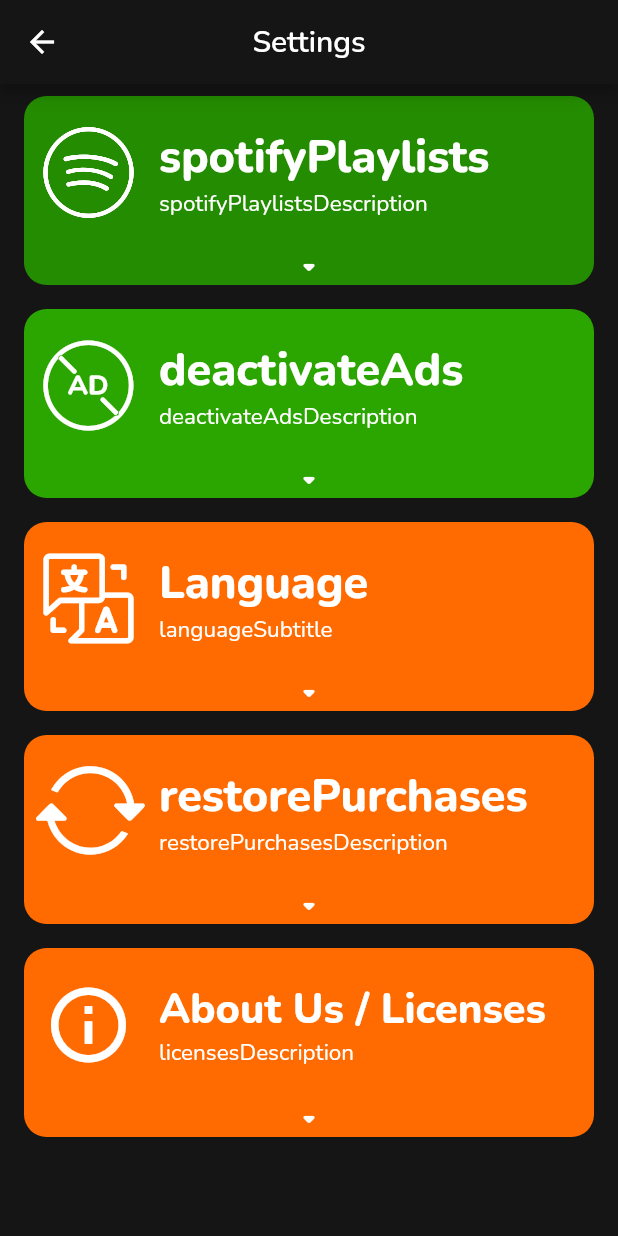
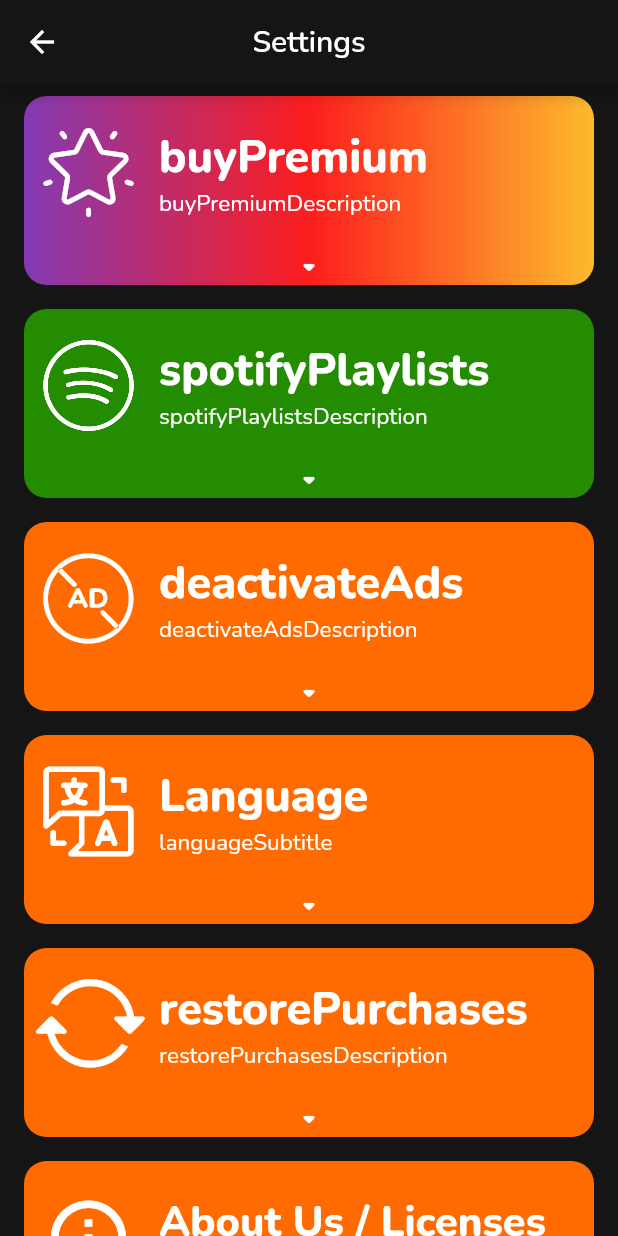
Before and after one commit to tooxo/Drinkr, a Flutter app: the Settings screen opened directly, on a phone screen of 412 x 824 dp. Run offline on Flutter 3.47's test engine with Material 2 defaults, Android fonts, the phone set to English and light mode, and no system bars; drawn by our look-alikes of expandable; our stand-ins replace audioplayers, auto_size_text, cached_network_image, connectivity, easy_localization, flutter_localized_locales and 10 more; missing offline and left inert: assorted_layout_widgets, audiowaveformFlutter, circular_reveal_animation, in_app_purchase_android, overlay_dialog, pedantic; accounts and stored records are empty; project files that could hold a hidden picture were left out.

Commit message:
added premium design

```diff
--- a/assets/i18n/de.json
+++ b/assets/i18n/de.json
@@ -110,10 +110,17 @@
   "deactivateAds": "Werbung deaktivieren",
   "deactivateAdsDescription": "schaue ein kurzes Video und deaktiviere die Werbung für eine Stunde",
   "deactivateAdsText": "30-sekündiges Video schauen,\num Werbung für 1h zu deaktivieren",
+  "adsAlreadyDisabled": "Werbung wurde bereits deaktiviert!\nDu kannst aber trotzdem noch ein Video schauen.",
   "languageSubtitle": "wähle deine bevorzugte Sprache aus!",
   "restorePurchases": "Käufe wiederherstellen",
   "restorePurchasesDescription": "stelle deine Käufe wieder her!",
   "restore": "Wiederherstellen",
   "licenses": "Lizenzen",
-  "licensesDescription": "Infos über uns und über die Software, die wir benutzt haben!"
+  "licensesDescription": "Infos über uns und über die Software, die wir benutzt haben!",
+  "buyPremium": "Premium kaufen",
+  "buyPremiumDescription": "erhalte exklusive Vorteile",
+  "premiumDisableAds": "keine Werbung!",
+  "premiumAddPlaylists": "füge eigene Playlists hinzu!",
+  "premiumCustom": "schalte den “Custom” Mode frei",
+  "buy": "Kaufen"
 }
--- a/lib/main.dart
+++ b/lib/main.dart
@@ -45,7 +45,7 @@ void main() async {
     supportedLocales: [
       Locale('en', 'US'),
       Locale('de', 'DE'),
-      Locale('es', 'ES'),
+      // Locale('es', 'ES'),
     ],
     path: 'assets/i18n',
     fallbackLocale: Locale('en', 'US'),
--- a/lib/menus/setting.dart
+++ b/lib/menus/setting.dart
@@ -7,6 +7,7 @@ import 'package:drinkr/utils/custom_icons.dart';
 import 'package:drinkr/utils/purchases.dart';
 import 'package:drinkr/utils/spotify_api.dart';
 import 'package:drinkr/utils/spotify_storage.dart';
+import 'package:drinkr/widgets/buy_premium.dart';
 import 'package:drinkr/widgets/custom_radio.dart';
 import 'package:drinkr/widgets/extending_textfield_button.dart';
 import 'package:drinkr/widgets/gradient.dart';
@@ -149,6 +150,11 @@ class SettingsState extends State<Settings> {
               Padding(
                 padding:
                     const EdgeInsets.symmetric(horizontal: 16.0, vertical: 8.0),
+                child: BuyPremium(),
+              ),
+              Padding(
+                padding:
+                    const EdgeInsets.symmetric(horizontal: 16.0, vertical: 8.0),
                 child: ColorGradient(
                   colors: [
                     Color.fromRGBO(36, 140, 0, 1),
@@ -277,8 +283,8 @@ class SettingsState extends State<Settings> {
                 child: ColorGradient(
                   roundness: 15,
                   colors: [
-                    Color.fromRGBO(0x2B, 0xA5, 0x00, 1),
-                    Color.fromRGBO(0x2B, 0xA5, 0x00, 1),
+                    Color.fromRGBO(0xFF, 0x6B, 0x00, 1),
+                    Color.fromRGBO(0xFF, 0x6B, 0x00, 1),
                   ],
                   child: ExpandablePanel(
                     theme: ExpandableThemeData(
@@ -291,8 +297,7 @@ class SettingsState extends State<Settings> {
                       ),
                       child: IconListTile(
                         title: "deactivateAds".tr(),
-                        subtitle:
-                            "deactivateAdsDescription".tr(),
+                        subtitle: "deactivateAdsDescription".tr(),
                         iconData: CustomIcons.no_ad,
                         // iconSize: 55,
                         onTap: () {},
@@ -318,10 +323,8 @@ class SettingsState extends State<Settings> {
                             vertical: 8.0,
                           ),
                           child: ProgressButton.icon(
-                            onPressed: () {
-                              showInterstitialAd(
-                                  context, onAdButtonStateChange);
-                            },
+                            onPressed: () => showInterstitialAd(
+                                context, onAdButtonStateChange),
                             state: adButtonState,
                             textStyle: GoogleFonts.nunito(
                               color: Colors.white,
@@ -331,9 +334,10 @@ class SettingsState extends State<Settings> {
                             iconedButtons: {
                               ButtonState.idle: IconedButton(
                                 color: Colors.black.withOpacity(.4),
+                                disabledColor: Colors.black.withOpacity(.2),
                                 text: "startGame".tr(),
                                 icon: Icon(
-                                  Icons.send,
+                                  Icons.ondemand_video_outlined,
                                   color: Colors.white,
                                 ),
                               ),
@@ -349,8 +353,12 @@ class SettingsState extends State<Settings> {
                             },
                           ),
                         ),
-                        Center(
-                          child: Text(
+                        FutureBuilder<bool>(
+                            future: shouldShowAds(),
+                            builder:
+                                (BuildContext context, AsyncSnapshot snapshot) {
+                              if (!snapshot.hasData || snapshot.data) {
+                                return Text(
                                   "deactivateAdsText".tr(),
                                   style: GoogleFonts.nunito(
                                     color: Colors.white,
@@ -358,8 +366,20 @@ class SettingsState extends State<Settings> {
                                     fontWeight: FontWeight.bold,
                                   ),
                                   textAlign: TextAlign.center,
+                                );
+                              }
+                              return Center(
+                                child: Text(
+                                  "adsAlreadyDisabled".tr(),
+                                  style: GoogleFonts.nunito(
+                                    color: Colors.white,
+                                    fontSize: 10,
+                                    fontWeight: FontWeight.bold,
                                   ),
+                                  textAlign: TextAlign.center,
                                 ),
+                              );
+                            }),
                         Icon(
                           Icons.arrow_drop_up_rounded,
                           color: Colors.white,
--- a/lib/utils/purchases.dart
+++ b/lib/utils/purchases.dart
@@ -4,6 +4,11 @@ const String IS_PURCHASED_KEY = "PREMIUM_IS_PURCHASED_KEY";
 
 class Purchases {
   static Future<bool> isPremiumPurchased() async {
+    const bool premium_override = bool.fromEnvironment("OVERRIDE_PREMIUM") ;
+    if (premium_override) {
+      return true;
+    }
+
     SharedPreferences sharedPreferences = await SharedPreferences.getInstance();
     return sharedPreferences.getBool(IS_PURCHASED_KEY) ?? false;
   }
--- /dev/null
+++ b/lib/widgets/buy_premium.dart
@@ -0,0 +1,128 @@
+import 'dart:ui';
+
+import 'package:drinkr/utils/custom_icons.dart';
+import 'package:easy_localization/src/public_ext.dart';
+import 'package:expandable/expandable.dart';
+import 'package:flutter/material.dart';
+import 'package:google_fonts/google_fonts.dart';
+import 'package:progress_state_button/iconed_button.dart';
+import 'package:progress_state_button/progress_button.dart';
+
+import 'gradient.dart';
+import 'icon_list_tile.dart';
+
+class BuyPremium extends StatelessWidget {
+  Widget buildListTile(IconData icon, String text) {
+    return Padding(
+      padding: const EdgeInsets.symmetric(horizontal: 8.0, vertical: 4),
+      child: ListTile(
+        dense: true,
+        leading: Icon(
+          icon,
+          color: Colors.white,
+          size: 40,
+        ),
+        title: Text(
+          text,
+          style: GoogleFonts.nunito(
+              color: Colors.white, fontSize: 18, fontWeight: FontWeight.bold),
+        ).tr(),
+      ),
+    );
+  }
+
+  @override
+  Widget build(BuildContext context) {
+    return ColorGradient(
+      roundness: 15,
+      colors: [
+        Color.fromRGBO(131, 58, 180, 1),
+        Color.fromRGBO(253, 29, 29, 1),
+        Color.fromRGBO(253, 187, 45, 1),
+      ],
+      child: ExpandablePanel(
+        theme: ExpandableThemeData(
+          hasIcon: false,
+        ),
+        header: Padding(
+          padding: const EdgeInsets.symmetric(
+            horizontal: 8.0,
+            vertical: 16,
+          ),
+          child: IconListTile(
+            title: "buyPremium".tr(),
+            subtitle: "buyPremiumDescription".tr(),
+            iconData: CustomIcons.game_mode_custom,
+            // iconSize: 55,
+            onTap: () {},
+          ),
+        ),
+        collapsed: Center(
+          child: Icon(
+            Icons.arrow_drop_down_rounded,
+            color: Colors.white,
+          ),
+        ),
+        expanded: Column(
+          children: [
+            Padding(
+              padding: const EdgeInsets.symmetric(horizontal: 32.0),
+              child: Divider(
+                color: Colors.white,
+                thickness: 1,
+              ),
+            ),
+            buildListTile(CustomIcons.no_ad, "premiumDisableAds"),
+            buildListTile(CustomIcons.game_mode_song, "premiumAddPlaylists"),
+            buildListTile(CustomIcons.game_mode_custom, "premiumCustom"),
+            Padding(
+              padding: const EdgeInsets.symmetric(horizontal: 32.0),
+              child: Divider(
+                color: Colors.white,
+                thickness: 1,
+              ),
+            ),
+            Padding(
+              padding: const EdgeInsets.symmetric(
+                vertical: 8.0,
+              ),
+              child: ProgressButton.icon(
+                onPressed: () => print("purchase"),
+                state: ButtonState.idle,
+                textStyle: GoogleFonts.nunito(
+                  color: Colors.white,
+                  fontSize: 25,
+                  fontWeight: FontWeight.bold,
+                ),
+                iconedButtons: {
+                  ButtonState.idle: IconedButton(
+                    color: Colors.black.withOpacity(.4),
+                    disabledColor: Colors.black.withOpacity(.2),
+                    text: "buy".tr(),
+                    icon: Icon(
+                      Icons.monetization_on_outlined,
+                      color: Colors.white,
+                    ),
+                  ),
+                  ButtonState.fail: IconedButton(
+                    color: Colors.redAccent,
+                  ),
+                  ButtonState.loading: IconedButton(
+                    color: Colors.black.withOpacity(.4),
+                  ),
+                  ButtonState.success: IconedButton(
+                    color: Colors.green,
+                  )
+                },
+              ),
+            ),
+            Icon(
+              Icons.arrow_drop_up_rounded,
+              color: Colors.white,
+            ),
+          ],
+        ),
+      ),
+    );
+  }
+}
--- a/lib/widgets/game_select_tile.dart
+++ b/lib/widgets/game_select_tile.dart
@@ -296,6 +296,7 @@ class GameSelectTileState extends State<GameSelectTile> {
                             color: Colors.black.withOpacity(
                               .4,
                             ),
+                            disabledColor: Colors.black.withOpacity(.2)
                           ),
                           ButtonState.loading: IconedButton(
                             color: Colors.black.withOpacity(
```
Also changed, not shown: lib/utils/ad.dart (+27 -97 lines), pubspec.yaml (+6 -7 lines). Lines whose indentation alone changed are shown as unchanged.
